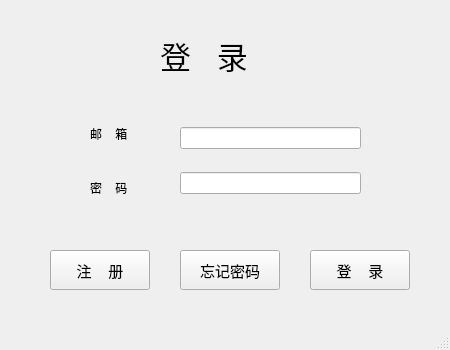
The window that user/log_in_window.ui (kaiFashijian/junqi) describes before a commit, drawn with Qt 5.
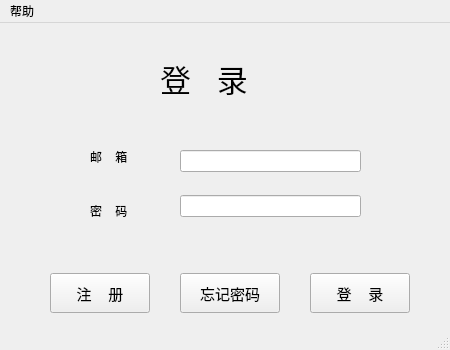
The same window after the commit.

What changed in the file:
```diff
--- a/user/log_in_window.ui
+++ b/user/log_in_window.ui
@@ -156,6 +156,17 @@
      <height>26</height>
     </rect>
    </property>
+   <widget class="QMenu" name="help">
+    <property name="title">
+     <string>帮助</string>
+    </property>
+    <addaction name="action_info"/>
+    <addaction name="action_advice"/>
+    <addaction name="separator"/>
+    <addaction name="action_rules"/>
+    <addaction name="action_about"/>
+   </widget>
+   <addaction name="help"/>
   </widget>
   <widget class="QStatusBar" name="statusbar"/>
  </widget>
```
Left out of the diff: 20 changed lines with no effect on the pictures.
